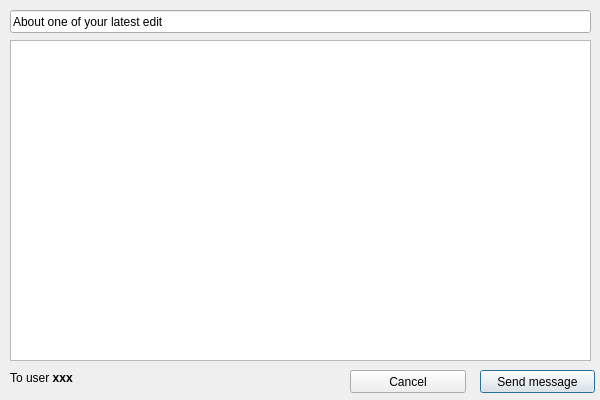
Above: huggle/custommessage.ui from huggle/huggle3-qt-lx before the change. Below: the same form after it.
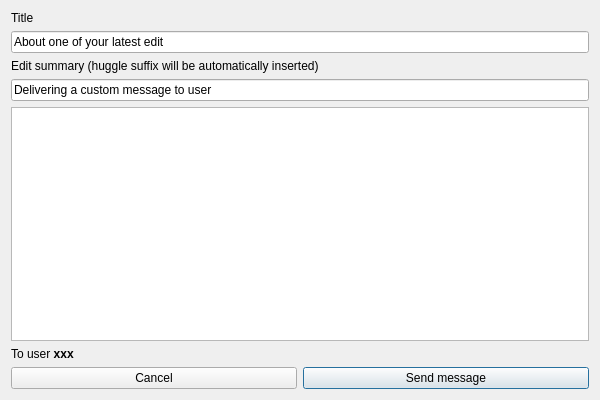
That is the form after the change. Icons and pictures are not drawn.

Commit message:
redesigned custom message form
* layouts (now form can be safely resized)
* make it possible to define custom edit summary

What changed in the file:
```diff
--- a/huggle/custommessage.ui
+++ b/huggle/custommessage.ui
@@ -17,28 +17,47 @@
    <iconset resource="pictures.qrc">
     <normaloff>:/huggle/pictures/Resources/huggle3_small.ico</normaloff>:/huggle/pictures/Resources/huggle3_small.ico</iconset>
   </property>
+  <layout class="QVBoxLayout" name="verticalLayout">
+   <item>
+    <widget class="QLabel" name="lSubject">
+     <property name="text">
+      <string>Title</string>
+     </property>
+    </widget>
+   </item>
+   <item>
+    <widget class="QLineEdit" name="lineEdit">
+     <property name="enabled">
+      <bool>true</bool>
+     </property>
+     <property name="text">
+      <string>About one of your latest edit</string>
+     </property>
+    </widget>
+   </item>
+   <item>
+    <widget class="QLabel" name="lSummary">
+     <property name="text">
+      <string>Edit summary (huggle suffix will be automatically inserted)</string>
+     </property>
+    </widget>
+   </item>
+   <item>
+    <widget class="QLineEdit" name="leSummary">
+     <property name="text">
+      <string>Delivering a custom message to user</string>
+     </property>
+    </widget>
+   </item>
+   <item>
   <widget class="QPlainTextEdit" name="plainTextEdit">
-   <property name="geometry">
-    <rect>
-     <x>10</x>
-     <y>40</y>
-     <width>581</width>
-     <height>321</height>
-    </rect>
-   </property>
    <property name="plainText">
     <string/>
    </property>
   </widget>
+   </item>
+   <item>
   <widget class="QLabel" name="label">
-   <property name="geometry">
-    <rect>
-     <x>10</x>
-     <y>370</y>
-     <width>181</width>
-     <height>16</height>
-    </rect>
-   </property>
    <property name="text">
     <string>To user &lt;b&gt;xxx&lt;/b&gt;</string>
    </property>
@@ -49,28 +68,18 @@
     <bool>false</bool>
    </property>
   </widget>
+   </item>
+   <item>
+    <layout class="QHBoxLayout" name="horizontalLayout">
+     <item>
   <widget class="QPushButton" name="pushButton_2">
-   <property name="geometry">
-    <rect>
-     <x>350</x>
-     <y>370</y>
-     <width>116</width>
-     <height>23</height>
-    </rect>
-   </property>
    <property name="text">
     <string>Cancel</string>
    </property>
   </widget>
+     </item>
+     <item>
   <widget class="QPushButton" name="pushButton">
-   <property name="geometry">
-    <rect>
-     <x>480</x>
-     <y>370</y>
-     <width>115</width>
-     <height>23</height>
-    </rect>
-   </property>
    <property name="text">
     <string>Send message</string>
    </property>
@@ -81,23 +90,13 @@
     <bool>true</bool>
    </property>
   </widget>
-  <widget class="QLineEdit" name="lineEdit">
-   <property name="enabled">
-    <bool>true</bool>
-   </property>
-   <property name="geometry">
-    <rect>
-     <x>10</x>
-     <y>10</y>
-     <width>581</width>
-     <height>23</height>
-    </rect>
-   </property>
-   <property name="text">
-    <string>About one of your latest edit</string>
-   </property>
-  </widget>
- </widget>
- <resources/>
+     </item>
+    </layout>
+   </item>
+  </layout>
+ </widget>
+ <resources>
+  <include location="pictures.qrc"/>
+ </resources>
  <connections/>
 </ui>
```
Lines whose indentation alone changed are shown as unchanged. The commit also changes 1 other file.
